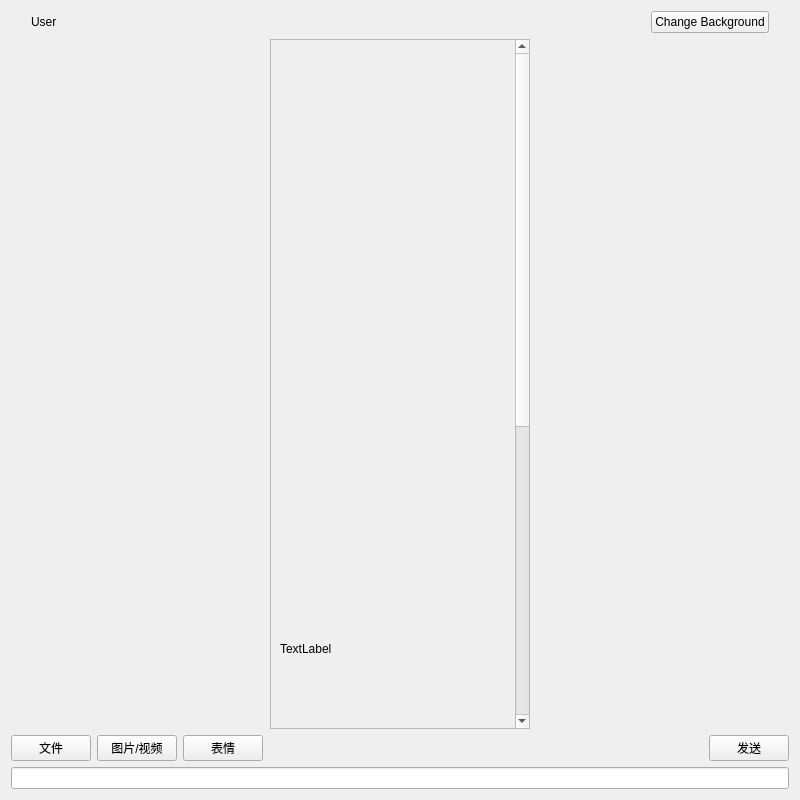
SeeChen/LCS_lanChatSoftware, file LCS/chatwindow.ui: the form before one commit.
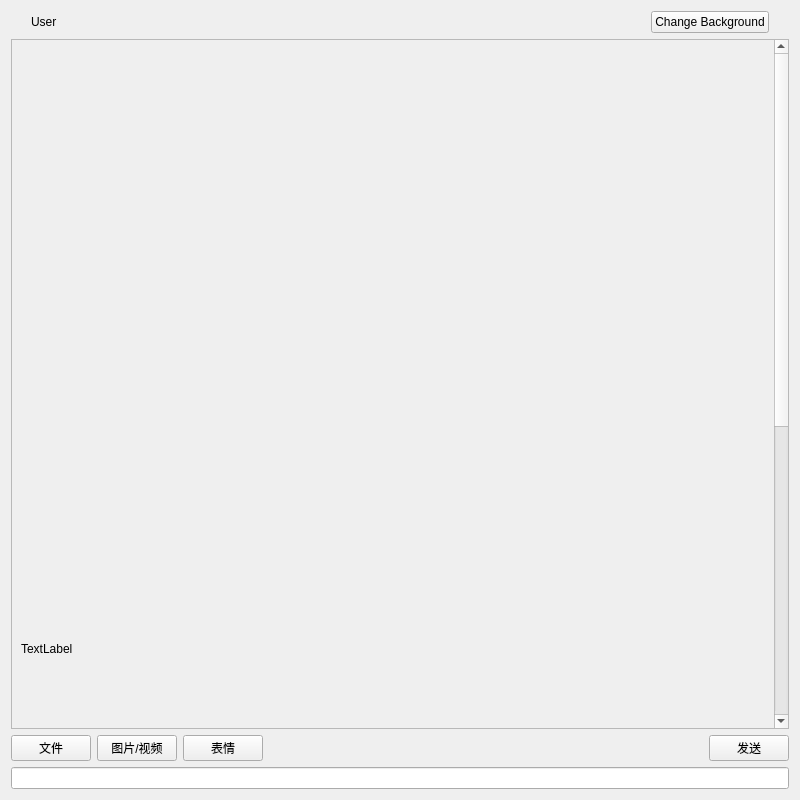
The form after the commit.

The edit to the form file:
```diff
--- a/LCS/chatwindow.ui
+++ b/LCS/chatwindow.ui
@@ -72,19 +72,6 @@
    </item>
    <item>
     <layout class="QHBoxLayout" name="horizontalLayout_2">
-     <item>
-      <spacer name="horizontalSpacer_3">
-       <property name="orientation">
-        <enum>Qt::Horizontal</enum>
-       </property>
-       <property name="sizeHint" stdset="0">
-        <size>
-         <width>40</width>
-         <height>20</height>
-        </size>
-       </property>
-      </spacer>
-     </item>
      <item>
       <widget class="QScrollArea" name="scrollArea">
        <property name="widgetResizable">
@@ -93,7 +80,7 @@
        <widget class="QWidget" name="scrollAreaWidgetContents">
         <property name="geometry">
          <rect>
-          <x>0</x>
+          <x>-469</x>
           <y>0</y>
           <width>1222</width>
           <height>1222</height>
@@ -123,19 +110,6 @@
        </widget>
       </widget>
      </item>
-     <item>
-      <spacer name="horizontalSpacer_4">
-       <property name="orientation">
-        <enum>Qt::Horizontal</enum>
-       </property>
-       <property name="sizeHint" stdset="0">
-        <size>
-         <width>40</width>
-         <height>20</height>
-        </size>
-       </property>
-      </spacer>
-     </item>
     </layout>
    </item>
    <item>
```
